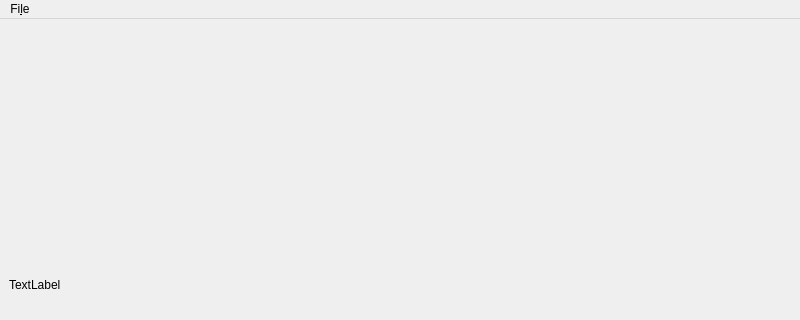
DanielDondorp/interactive_webcam_stream, file interactive_webcam_stream/mainwindow.ui: the form before one commit; both pictures show x 0 to 800 and y 0 to 320 of the 800 by 600 pixel window.
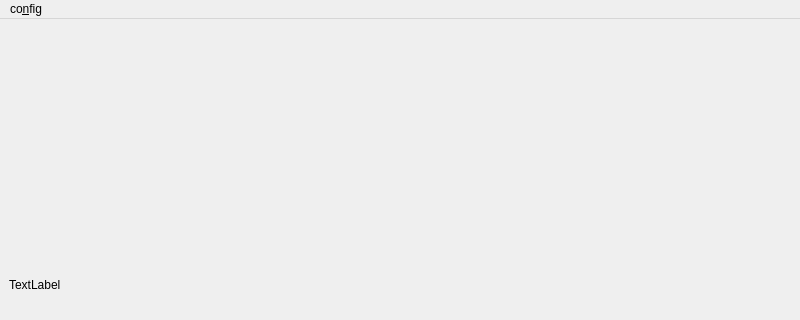
The form after the commit.

Commit message: Added config options: delete training data / set n_images

Diff of the .ui file:
```diff
--- a/interactive_webcam_stream/mainwindow.ui
+++ b/interactive_webcam_stream/mainwindow.ui
@@ -70,7 +70,7 @@
    </property>
    <widget class="QMenu" name="menuFile">
     <property name="title">
-     <string>Fi&amp;le</string>
+     <string>co&amp;nfig</string>
     </property>
     <addaction name="actionsetWorkingDir"/>
    </widget>
```
Left out of the diff: 14 changed lines with no effect on the pictures. The commit also changes 2 other files.
